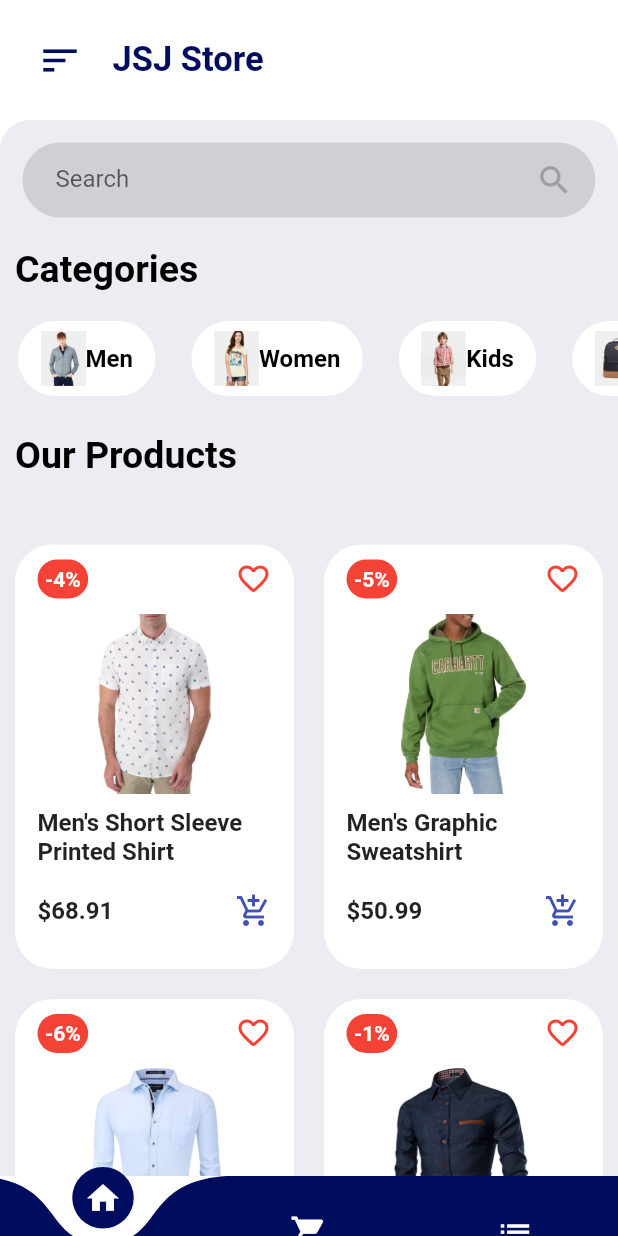
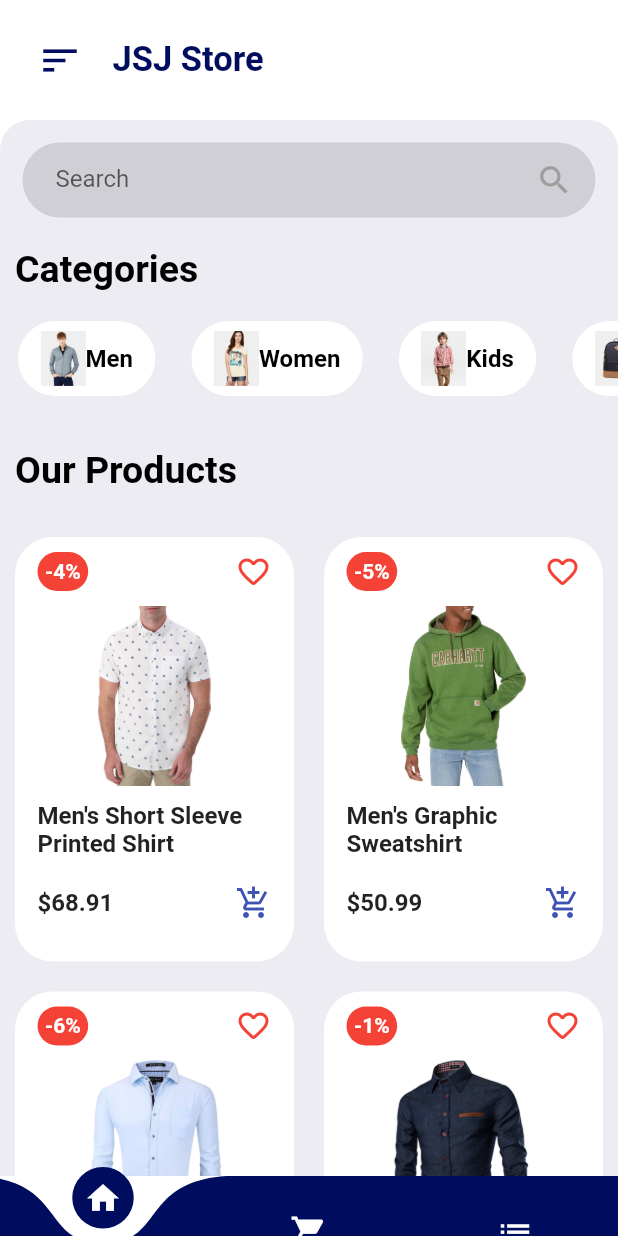
Before and after one commit to smreeti/jsjflutterapp, a Flutter app: the screen it shows after launch, on a phone screen of 412 x 824 dp. Run offline on Flutter 3.47's test engine with Material 2 defaults, Android fonts, the phone set to English and light mode, and no system bars; drawn by our look-alikes of curved_navigation_bar; our stand-ins replace flutter_rating_bar, fluttertoast; missing offline and left inert: clippy_flutter.

Commit message:
add padding

```diff
--- a/lib/pages/Homepage.dart
+++ b/lib/pages/Homepage.dart
@@ -72,12 +72,13 @@ class Homepage extends StatelessWidget {
 
                 //Categories widget section
                 const CategoriesWidget(),
+                const SizedBox(height: 25),
 
                 //Items
                 Container(
                   alignment: Alignment.centerLeft,
                   margin:
-                  const EdgeInsets.symmetric(vertical: 25, horizontal: 10),
+                  const EdgeInsets.symmetric(vertical: 10, horizontal: 10),
                   child: const Text(
                     "Our Products",
                     style: TextStyle(
```
